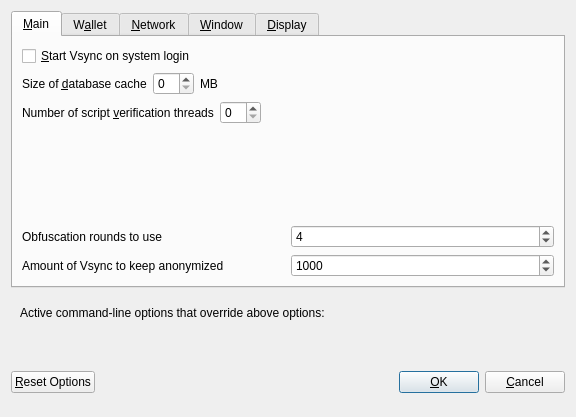
The window that src/qt/forms/optionsdialog.ui (VsyncDEV/Vsync) describes before a commit, drawn with Qt 5.
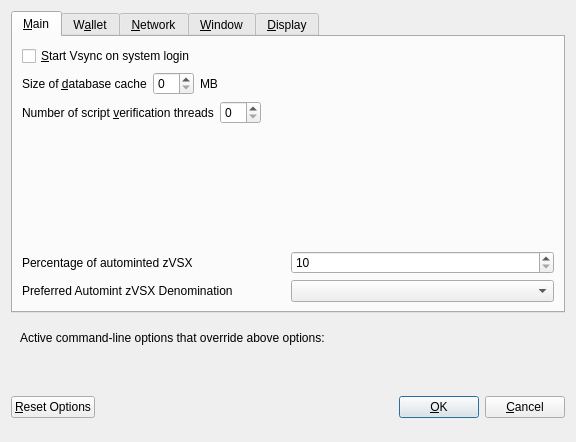
The same window after the commit. Custom widgets are drawn as their Qt base class.

Commit message:
VSYNC WALLET V3.5
VSYNC WALLET V3.5

What changed in the file:
```diff
--- a/src/qt/forms/optionsdialog.ui
+++ b/src/qt/forms/optionsdialog.ui
@@ -7,7 +7,7 @@
     <x>0</x>
     <y>0</y>
     <width>576</width>
-    <height>417</height>
+    <height>442</height>
    </rect>
   </property>
   <property name="windowTitle">
@@ -118,7 +118,7 @@
         </layout>
        </item>
        <item>
-        <spacer name="verticalSpacer_Main">
+        <spacer name="verticalSpacer_2">
          <property name="orientation">
           <enum>Qt::Vertical</enum>
          </property>
@@ -131,69 +131,66 @@
         </spacer>
        </item>
        <item>
-        <layout class="QHBoxLayout" name="horizontalLayout_4_Main">
+        <layout class="QHBoxLayout" name="horizontalLayout_3">
          <item>
-          <widget class="QLabel" name="label">
+          <widget class="QLabel" name="percentage_label">
            <property name="toolTip">
-            <string>This setting determines the amount of individual masternodes that an input will be anonymized through.&lt;br/&gt;More rounds of anonymization gives a higher degree of privacy, but also costs more in fees.</string>
+            <string>Percentage of incoming VSX which get automatically converted to zVSX via Zerocoin Protocol (min: 10%)</string>
            </property>
            <property name="text">
-            <string>Obfuscation rounds to use</string>
+            <string>Percentage of autominted zVSX</string>
            </property>
           </widget>
          </item>
          <item>
-          <widget class="QSpinBox" name="obfuscationRounds">
+          <widget class="QSpinBox" name="zeromintPercentage">
            <property name="minimum">
-            <number>2</number>
+            <number>10</number>
            </property>
            <property name="maximum">
-            <number>8</number>
-           </property>
-           <property name="value">
-            <number>4</number>
+            <number>100</number>
            </property>
           </widget>
          </item>
         </layout>
        </item>
        <item>
-        <layout class="QHBoxLayout" name="horizontalLayout">
+        <layout class="QHBoxLayout" name="horizontalLayout" stretch="0,0">
+         <property name="sizeConstraint">
+          <enum>QLayout::SetFixedSize</enum>
+         </property>
          <item>
-          <widget class="QLabel" name="label_2">
+          <widget class="QLabel" name="labelPreferredDenom">
+           <property name="maximumSize">
+            <size>
+             <width>16777215</width>
+             <height>16777215</height>
+            </size>
+           </property>
            <property name="toolTip">
-            <string>This amount acts as a threshold to turn off Obfuscation once it's reached.</string>
-           </property>
-           <property name="statusTip">
-            <string notr="true"/>
-           </property>
-           <property name="whatsThis">
-            <string notr="true"/>
-           </property>
-           <property name="accessibleName">
-            <string notr="true"/>
-           </property>
-           <property name="accessibleDescription">
-            <string notr="true"/>
+            <string>Wait with automatic conversion to Zerocoin until enough VSX for this denomination is available</string>
            </property>
            <property name="text">
-            <string>Amount of Vsync to keep anonymized</string>
+            <string>Preferred Automint zVSX Denomination</string>
            </property>
           </widget>
          </item>
          <item>
-          <widget class="QSpinBox" name="anonymizeVsync">
-           <property name="minimum">
-            <number>100</number>
+          <widget class="QComboBox" name="preferredDenom">
+           <property name="maximumSize">
+            <size>
+             <width>16777215</width>
+             <height>27</height>
+            </size>
            </property>
-           <property name="maximum">
-            <number>100000</number>
+           <property name="toolTip">
+            <string>Wait with automatic conversion to Zerocoin until enough VSX for this denomination is available</string>
            </property>
-           <property name="singleStep">
-            <number>100</number>
+           <property name="maxVisibleItems">
+            <number>9</number>
            </property>
-           <property name="value">
-            <number>1000</number>
+           <property name="maxCount">
+            <number>9</number>
            </property>
           </widget>
          </item>
```
The commit also changes 393 other files.
